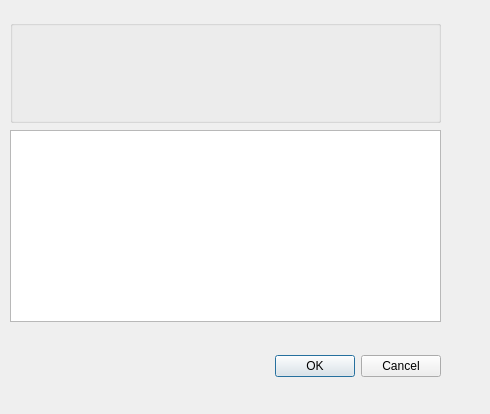
Above: plugin/mod_check/forms/ui_nrfa_viewer_dialog.ui from duncan-r/ModCheck before the change. Below: the same form after it.
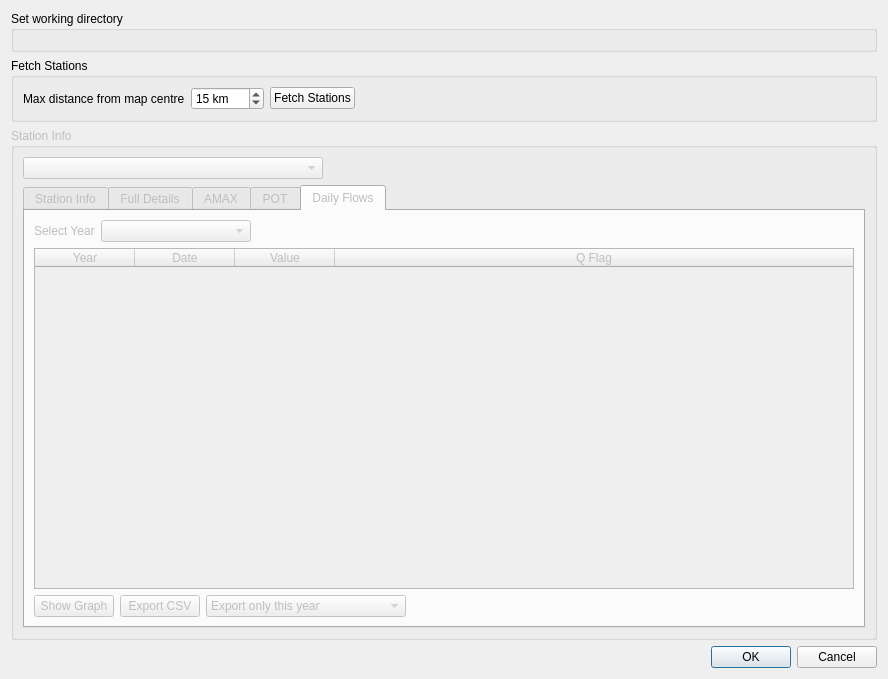
That is the form after the change. The open tabs and pages were chosen to show the change. Custom widgets are drawn as their Qt base class.

```diff
--- a/plugin/mod_check/forms/ui_nrfa_viewer_dialog.ui
+++ b/plugin/mod_check/forms/ui_nrfa_viewer_dialog.ui
@@ -6,62 +6,483 @@
    <rect>
     <x>0</x>
     <y>0</y>
-    <width>490</width>
-    <height>414</height>
+    <width>888</width>
+    <height>679</height>
    </rect>
   </property>
   <property name="windowTitle">
    <string>Dialog</string>
   </property>
-  <widget class="QDialogButtonBox" name="buttonBox">
-   <property name="geometry">
-    <rect>
-     <x>100</x>
-     <y>350</y>
-     <width>341</width>
-     <height>32</height>
-    </rect>
-   </property>
-   <property name="orientation">
-    <enum>Qt::Horizontal</enum>
-   </property>
-   <property name="standardButtons">
-    <set>QDialogButtonBox::Cancel|QDialogButtonBox::Ok</set>
-   </property>
-  </widget>
-  <widget class="QgsExtentGroupBox" name="stationSelectionExtentBox">
-   <property name="geometry">
-    <rect>
-     <x>10</x>
-     <y>20</y>
-     <width>431</width>
-     <height>103</height>
-    </rect>
-   </property>
-  </widget>
-  <widget class="QTableWidget" name="stationSelectionTable">
-   <property name="geometry">
-    <rect>
-     <x>10</x>
-     <y>130</y>
-     <width>431</width>
-     <height>192</height>
-    </rect>
-   </property>
-  </widget>
+  <layout class="QVBoxLayout" name="verticalLayout_5">
+   <item>
+    <widget class="QGroupBox" name="workingDirGroupbox">
+     <property name="title">
+      <string>Set working directory</string>
+     </property>
+     <layout class="QVBoxLayout" name="verticalLayout_2">
+      <item>
+       <widget class="QgsFileWidget" name="workingDirFileWidget"/>
+      </item>
+     </layout>
+    </widget>
+   </item>
+   <item>
+    <widget class="QGroupBox" name="fetchStationsGroupbox">
+     <property name="title">
+      <string>Fetch Stations</string>
+     </property>
+     <layout class="QVBoxLayout" name="verticalLayout_3">
+      <item>
+       <layout class="QHBoxLayout" name="horizontalLayout">
+        <item>
+         <widget class="QLabel" name="label_2">
+          <property name="text">
+           <string>Max distance from map centre</string>
+          </property>
+         </widget>
+        </item>
+        <item>
+         <widget class="QgsSpinBox" name="maxDistanceSpinbox">
+          <property name="enabled">
+           <bool>true</bool>
+          </property>
+          <property name="suffix">
+           <string> km</string>
+          </property>
+          <property name="minimum">
+           <number>1</number>
+          </property>
+          <property name="maximum">
+           <number>1000</number>
+          </property>
+          <property name="singleStep">
+           <number>5</number>
+          </property>
+          <property name="value">
+           <number>15</number>
+          </property>
+         </widget>
+        </item>
+        <item>
+         <widget class="QPushButton" name="fetchStationsBtn">
+          <property name="text">
+           <string>Fetch Stations</string>
+          </property>
+         </widget>
+        </item>
+        <item>
+         <spacer name="horizontalSpacer">
+          <property name="orientation">
+           <enum>Qt::Horizontal</enum>
+          </property>
+          <property name="sizeHint" stdset="0">
+           <size>
+            <width>40</width>
+            <height>20</height>
+           </size>
+          </property>
+         </spacer>
+        </item>
+       </layout>
+      </item>
+     </layout>
+    </widget>
+   </item>
+   <item>
+    <widget class="QGroupBox" name="stationInfoGroupbox">
+     <property name="enabled">
+      <bool>false</bool>
+     </property>
+     <property name="title">
+      <string>Station Info</string>
+     </property>
+     <layout class="QVBoxLayout" name="verticalLayout_4">
+      <item>
+       <layout class="QHBoxLayout" name="horizontalLayout_6">
+        <item>
+         <widget class="QComboBox" name="stationNamesCbox">
+          <property name="minimumSize">
+           <size>
+            <width>300</width>
+            <height>0</height>
+           </size>
+          </property>
+         </widget>
+        </item>
+        <item>
+         <spacer name="horizontalSpacer_6">
+          <property name="orientation">
+           <enum>Qt::Horizontal</enum>
+          </property>
+          <property name="sizeHint" stdset="0">
+           <size>
+            <width>40</width>
+            <height>20</height>
+           </size>
+          </property>
+         </spacer>
+        </item>
+       </layout>
+      </item>
+      <item>
+       <widget class="QTabWidget" name="stationTabWidget">
+        <property name="currentIndex">
+         <number>0</number>
+        </property>
+        <widget class="QWidget" name="overviewTab">
+         <attribute name="title">
+          <string>Station Info</string>
+         </attribute>
+         <layout class="QVBoxLayout" name="verticalLayout">
+          <item>
+           <widget class="QTextEdit" name="stationInfoTextbox">
+            <property name="font">
+             <font>
+              <family>Courier</family>
+              <pointsize>10</pointsize>
+             </font>
+            </property>
+            <property name="lineWrapMode">
+             <enum>QTextEdit::NoWrap</enum>
+            </property>
+           </widget>
+          </item>
+         </layout>
+        </widget>
+        <widget class="QWidget" name="fullDetails">
+         <attribute name="title">
+          <string>Full Details</string>
+         </attribute>
+         <layout class="QVBoxLayout" name="verticalLayout_6">
+          <item>
+           <widget class="QTextEdit" name="fullDetailsTextbox">
+            <property name="font">
+             <font>
+              <family>Courier</family>
+              <pointsize>10</pointsize>
+             </font>
+            </property>
+            <property name="lineWrapMode">
+             <enum>QTextEdit::NoWrap</enum>
+            </property>
+           </widget>
+          </item>
+         </layout>
+        </widget>
+        <widget class="QWidget" name="amaxTab">
+         <attribute name="title">
+          <string>AMAX</string>
+         </attribute>
+         <layout class="QVBoxLayout" name="verticalLayout_7">
+          <item>
+           <widget class="QTextEdit" name="amaxSummaryTextbox">
+            <property name="maximumSize">
+             <size>
+              <width>16777215</width>
+              <height>150</height>
+             </size>
+            </property>
+            <property name="font">
+             <font>
+              <family>Courier</family>
+              <pointsize>10</pointsize>
+             </font>
+            </property>
+            <property name="lineWrapMode">
+             <enum>QTextEdit::NoWrap</enum>
+            </property>
+           </widget>
+          </item>
+          <item>
+           <widget class="QTableWidget" name="amaxResultsTable">
+            <property name="sortingEnabled">
+             <bool>false</bool>
+            </property>
+            <attribute name="horizontalHeaderStretchLastSection">
+             <bool>true</bool>
+            </attribute>
+            <column>
+             <property name="text">
+              <string>Flow</string>
+             </property>
+            </column>
+            <column>
+             <property name="text">
+              <string>Date - Time</string>
+             </property>
+            </column>
+           </widget>
+          </item>
+          <item>
+           <layout class="QHBoxLayout" name="horizontalLayout_2">
+            <item>
+             <widget class="QPushButton" name="showAmaxGraphBtn">
+              <property name="text">
+               <string>Show Graph</string>
+              </property>
+             </widget>
+            </item>
+            <item>
+             <widget class="QPushButton" name="exportAmaxCsvBtn">
+              <property name="text">
+               <string>Export CSV</string>
+              </property>
+             </widget>
+            </item>
+            <item>
+             <spacer name="horizontalSpacer_2">
+              <property name="orientation">
+               <enum>Qt::Horizontal</enum>
+              </property>
+              <property name="sizeHint" stdset="0">
+               <size>
+                <width>40</width>
+                <height>20</height>
+               </size>
+              </property>
+             </spacer>
+            </item>
+           </layout>
+          </item>
+         </layout>
+        </widget>
+        <widget class="QWidget" name="potTab">
+         <attribute name="title">
+          <string>POT</string>
+         </attribute>
+         <layout class="QVBoxLayout" name="verticalLayout_9">
+          <item>
+           <widget class="QTextEdit" name="potSummaryTextbox">
+            <property name="maximumSize">
+             <size>
+              <width>16777215</width>
+              <height>150</height>
+             </size>
+            </property>
+            <property name="font">
+             <font>
+              <family>Courier</family>
+              <pointsize>10</pointsize>
+             </font>
+            </property>
+            <property name="lineWrapMode">
+             <enum>QTextEdit::NoWrap</enum>
+            </property>
+           </widget>
+          </item>
+          <item>
+           <widget class="QTableWidget" name="potResultsTable">
+            <property name="sortingEnabled">
+             <bool>true</bool>
+            </property>
+            <attribute name="horizontalHeaderStretchLastSection">
+             <bool>true</bool>
+            </attribute>
+            <column>
+             <property name="text">
+              <string>Flow</string>
+             </property>
+            </column>
+            <column>
+             <property name="text">
+              <string>Date - Time</string>
+             </property>
+            </column>
+           </widget>
+          </item>
+          <item>
+           <layout class="QHBoxLayout" name="horizontalLayout_5">
+            <item>
+             <widget class="QPushButton" name="showPotGraphBtn">
+              <property name="text">
+               <string>Show Graph</string>
+              </property>
+             </widget>
+            </item>
+            <item>
+             <widget class="QPushButton" name="exportPotCsvBtn">
+              <property name="text">
+               <string>Export CSV</string>
+              </property>
+             </widget>
+            </item>
+            <item>
+             <spacer name="horizontalSpacer_5">
+              <property name="orientation">
+               <enum>Qt::Horizontal</enum>
+              </property>
+              <property name="sizeHint" stdset="0">
+               <size>
+                <width>40</width>
+                <height>20</height>
+               </size>
+              </property>
+             </spacer>
+            </item>
+           </layout>
+          </item>
+         </layout>
+        </widget>
+        <widget class="QWidget" name="dailyFlowsTab">
+         <attribute name="title">
+          <string>Daily Flows</string>
+         </attribute>
+         <layout class="QVBoxLayout" name="verticalLayout_8">
+          <item>
+           <layout class="QHBoxLayout" name="horizontalLayout_3">
+            <item>
+             <widget class="QLabel" name="label_5">
+              <property name="text">
+               <string>Select Year</string>
+              </property>
+             </widget>
+            </item>
+            <item>
+             <widget class="QComboBox" name="dailyFlowsYearCbox">
+              <property name="minimumSize">
+               <size>
+                <width>150</width>
+                <height>0</height>
+               </size>
+              </property>
+             </widget>
+            </item>
+            <item>
+             <spacer name="horizontalSpacer_3">
+              <property name="orientation">
+               <enum>Qt::Horizontal</enum>
+              </property>
+              <property name="sizeHint" stdset="0">
+               <size>
+                <width>40</width>
+                <height>20</height>
+               </size>
+              </property>
+             </spacer>
+            </item>
+           </layout>
+          </item>
+          <item>
+           <widget class="QTableWidget" name="dailyFlowsTable">
+            <property name="sortingEnabled">
+             <bool>true</bool>
+            </property>
+            <attribute name="horizontalHeaderStretchLastSection">
+             <bool>true</bool>
+            </attribute>
+            <column>
+             <property name="text">
+              <string>Year</string>
+             </property>
+            </column>
+            <column>
+             <property name="text">
+              <string>Date</string>
+             </property>
+            </column>
+            <column>
+             <property name="text">
+              <string>Value</string>
+             </property>
+            </column>
+            <column>
+             <property name="text">
+              <string>Q Flag</string>
+             </property>
+            </column>
+           </widget>
+          </item>
+          <item>
+           <layout class="QHBoxLayout" name="horizontalLayout_4">
+            <item>
+             <widget class="QPushButton" name="showDailyFlowsGraphBtn">
+              <property name="text">
+               <string>Show Graph</string>
+              </property>
+             </widget>
+            </item>
+            <item>
+             <widget class="QPushButton" name="exportDailyFlowsCsvBtn">
+              <property name="text">
+               <string>Export CSV</string>
+              </property>
+             </widget>
+            </item>
+            <item>
+             <widget class="QComboBox" name="dailyFlowExportTypeCbox">
+              <property name="minimumSize">
+               <size>
+                <width>200</width>
+                <height>0</height>
+               </size>
+              </property>
+              <item>
+               <property name="text">
+                <string>Export only this year</string>
+               </property>
+              </item>
+              <item>
+               <property name="text">
+                <string>Export all years</string>
+               </property>
+              </item>
+             </widget>
+            </item>
+            <item>
+             <spacer name="horizontalSpacer_4">
+              <property name="orientation">
+               <enum>Qt::Horizontal</enum>
+              </property>
+              <property name="sizeHint" stdset="0">
+               <size>
+                <width>40</width>
+                <height>20</height>
+               </size>
+              </property>
+             </spacer>
+            </item>
+           </layout>
+          </item>
+         </layout>
+        </widget>
+       </widget>
+      </item>
+     </layout>
+    </widget>
+   </item>
+   <item>
+    <layout class="QHBoxLayout" name="horizontalLayout_7">
+     <item>
+      <widget class="QLabel" name="statusLabel">
+       <property name="text">
+        <string/>
+       </property>
+      </widget>
+     </item>
+     <item>
+      <widget class="QDialogButtonBox" name="buttonBox">
+       <property name="orientation">
+        <enum>Qt::Horizontal</enum>
+       </property>
+       <property name="standardButtons">
+        <set>QDialogButtonBox::Cancel|QDialogButtonBox::Ok</set>
+       </property>
+      </widget>
+     </item>
+    </layout>
+   </item>
+  </layout>
  </widget>
  <customwidgets>
   <customwidget>
-   <class>QgsCollapsibleGroupBox</class>
-   <extends>QGroupBox</extends>
-   <header>qgscollapsiblegroupbox.h</header>
-   <container>1</container>
+   <class>QgsFileWidget</class>
+   <extends>QWidget</extends>
+   <header>qgsfilewidget.h</header>
   </customwidget>
   <customwidget>
-   <class>QgsExtentGroupBox</class>
-   <extends>QgsCollapsibleGroupBox</extends>
-   <header>qgsextentgroupbox.h</header>
-   <container>1</container>
+   <class>QgsSpinBox</class>
+   <extends>QSpinBox</extends>
+   <header>qgsspinbox.h</header>
   </customwidget>
  </customwidgets>
  <resources/>
```
Left out of the diff: 5 changed lines with no effect on the pictures.
